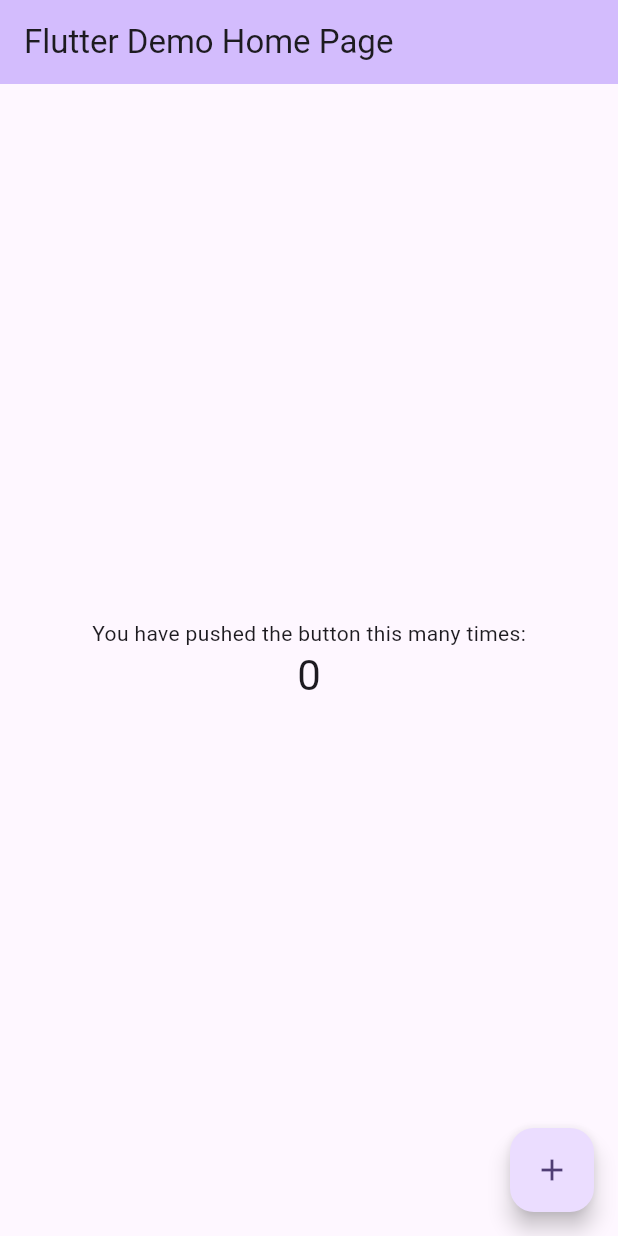
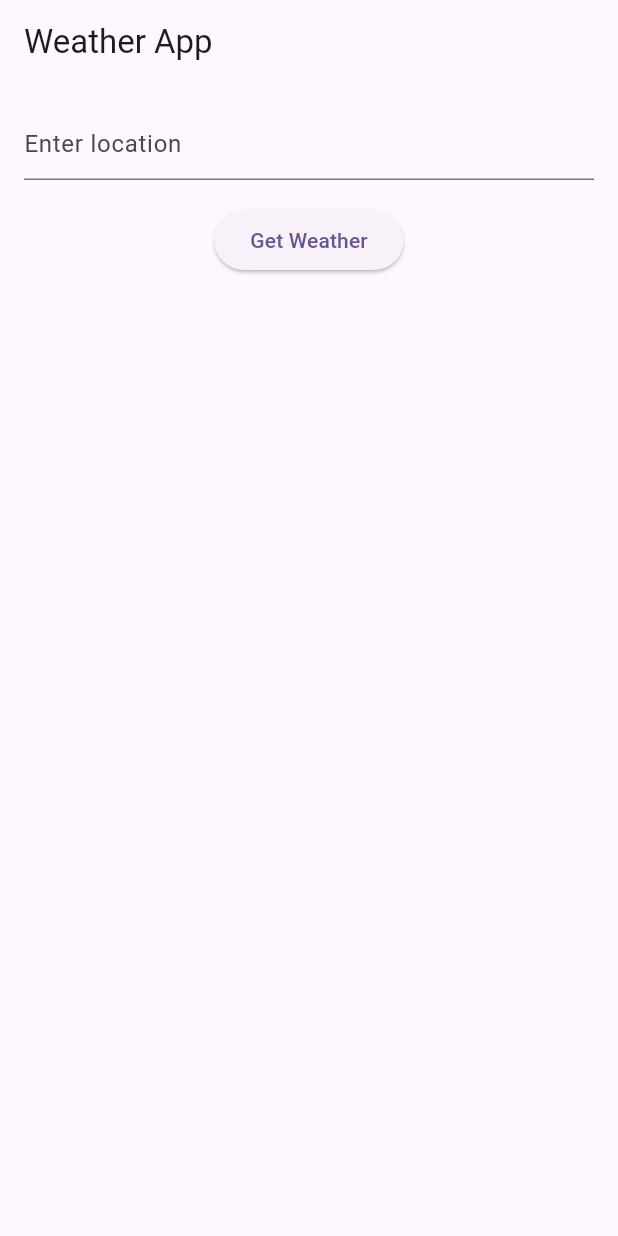
Before and after one commit to Dipak4523/WeatherApp, a Flutter app: the screen it shows after launch, on a phone screen of 412 x 824 dp. Run offline on Flutter 3.47's test engine with Material 3 defaults, Android fonts, the phone set to English and light mode, and no system bars; our stand-ins replace flutter_bloc; missing offline and left inert: dart:js_interop.

Commit message:
-implementation weather api

```diff
--- /dev/null
+++ b/lib/bloc/weather_bloc.dart
@@ -0,0 +1,49 @@
+import 'package:flutter_bloc/flutter_bloc.dart';
+import 'package:weather_app/model/error_model.dart';
+import 'package:weather_app/model/weather_model.dart';
+import 'package:weather_app/repository/weather_repository.dart';
+
+abstract class WeatherEvent {}
+
+class GetWeather extends WeatherEvent {
+  final String location;
+  GetWeather({required this.location});
+}
+
+abstract class WeatherState {}
+
+class WeatherInitial extends WeatherState {}
+
+class WeatherLoading extends WeatherState {}
+
+class WeatherError extends WeatherState {
+  final ErrorHandler errorHandler;
+  WeatherError(this.errorHandler);
+}
+
+class WeatherLoaded extends WeatherState {
+  WeatherLoaded(this.weather);
+  final WeatherModel weather;
+}
+
+class WeatherBloc extends Bloc<WeatherEvent, WeatherState> {
+  WeatherBloc(this.weatherRepository) : super(WeatherInitial()) {
+    on<GetWeather>(_onWeatherRequested);
+  }
+
+  final WeatherRepository weatherRepository;
+
+  void _onWeatherRequested(GetWeather event, Emitter<WeatherState> emit) async {
+    emit(WeatherLoading());
+    try {
+      final weather = await weatherRepository.getWeather(event.location);
+      if (weather is WeatherModel) {
+        emit(WeatherLoaded(weather));
+      } else {
+        emit(WeatherError(weather));
+      }
+    } catch (e) {
+      emit(WeatherError(ErrorHandler(cod: '404', message: e.toString())));
+    }
+  }
+}
--- /dev/null
+++ b/lib/data/api_endpoints.dart
@@ -0,0 +1,5 @@
+class APIENDPOINTS{
+ // https://api.openweathermap.org/data/2.5/weather?
+  static String baseUrl = 'https://api.openweathermap.org/data/2.5/';
+  static String APP_ID = '60116f93fad327356216e10e741fda13';
+}
--- a/lib/main.dart
+++ b/lib/main.dart
@@ -1,7 +1,18 @@
 import 'package:flutter/material.dart';
+import 'package:flutter_bloc/flutter_bloc.dart';
+import 'package:weather_app/bloc/weather_bloc.dart';
+import 'package:weather_app/pages/weather_screen.dart';
+import 'package:weather_app/repository/weather_repository.dart';
 
 void main() {
-  runApp(const MyApp());
+  runApp(MultiBlocProvider(
+      providers: [
+        BlocProvider<WeatherBloc>(
+          create: (context) =>
+              WeatherBloc(WeatherRepository()),
+        ),
+      ],
+      child: const MyApp()));
 }
 
 class MyApp extends StatelessWidget {
@@ -13,113 +24,10 @@ class MyApp extends StatelessWidget {
     return MaterialApp(
       title: 'Flutter Demo',
       theme: ThemeData(
-        // This is the theme of your application.
-        //
-        // TRY THIS: Try running your application with "flutter run". You'll see
-        // the application has a purple toolbar. Then, without quitting the app,
-        // try changing the seedColor in the colorScheme below to Colors.green
-        // and then invoke "hot reload" (save your changes or press the "hot
-        // reload" button in a Flutter-supported IDE, or press "r" if you used
-        // the command line to start the app).
-        //
-        // Notice that the counter didn't reset back to zero; the application
-        // state is not lost during the reload. To reset the state, use hot
-        // restart instead.
-        //
-        // This works for code too, not just values: Most code changes can be
-        // tested with just a hot reload.
         colorScheme: ColorScheme.fromSeed(seedColor: Colors.deepPurple),
         useMaterial3: true,
       ),
-      home: const MyHomePage(title: 'Flutter Demo Home Page'),
+      home: WeatherScreen(),
     );
   }
 }
-
-class MyHomePage extends StatefulWidget {
-  const MyHomePage({super.key, required this.title});
-
-  // This widget is the home page of your application. It is stateful, meaning
-  // that it has a State object (defined below) that contains fields that affect
-  // how it looks.
-
-  // This class is the configuration for the state. It holds the values (in this
-  // case the title) provided by the parent (in this case the App widget) and
-  // used by the build method of the State. Fields in a Widget subclass are
-  // always marked "final".
-
-  final String title;
-
-  @override
-  State<MyHomePage> createState() => _MyHomePageState();
-}
-
-class _MyHomePageState extends State<MyHomePage> {
-  int _counter = 0;
-
-  void _incrementCounter() {
-    setState(() {
-      // This call to setState tells the Flutter framework that something has
-      // changed in this State, which causes it to rerun the build method below
-      // so that the display can reflect the updated values. If we changed
-      // _counter without calling setState(), then the build method would not be
-      // called again, and so nothing would appear to happen.
-      _counter++;
-    });
-  }
-
-  @override
-  Widget build(BuildContext context) {
-    // This method is rerun every time setState is called, for instance as done
-    // by the _incrementCounter method above.
-    //
-    // The Flutter framework has been optimized to make rerunning build methods
-    // fast, so that you can just rebuild anything that needs updating rather
-    // than having to individually change instances of widgets.
-    return Scaffold(
-      appBar: AppBar(
-        // TRY THIS: Try changing the color here to a specific color (to
-        // Colors.amber, perhaps?) and trigger a hot reload to see the AppBar
-        // change color while the other colors stay the same.
-        backgroundColor: Theme.of(context).colorScheme.inversePrimary,
-        // Here we take the value from the MyHomePage object that was created by
-        // the App.build method, and use it to set our appbar title.
-        title: Text(widget.title),
-      ),
-      body: Center(
-        // Center is a layout widget. It takes a single child and positions it
-        // in the middle of the parent.
-        child: Column(
-          // Column is also a layout widget. It takes a list of children and
-          // arranges them vertically. By default, it sizes itself to fit its
-          // children horizontally, and tries to be as tall as its parent.
-          //
-          // Column has various properties to control how it sizes itself and
-          // how it positions its children. Here we use mainAxisAlignment to
-          // center the children vertically; the main axis here is the vertical
-          // axis because Columns are vertical (the cross axis would be
-          // horizontal).
-          //
-          // TRY THIS: Invoke "debug painting" (choose the "Toggle Debug Paint"
-          // action in the IDE, or press "p" in the console), to see the
-          // wireframe for each widget.
-          mainAxisAlignment: MainAxisAlignment.center,
-          children: <Widget>[
-            const Text(
-              'You have pushed the button this many times:',
-            ),
-            Text(
-              '$_counter',
-              style: Theme.of(context).textTheme.headlineMedium,
-            ),
-          ],
-        ),
-      ),
-      floatingActionButton: FloatingActionButton(
-        onPressed: _incrementCounter,
-        tooltip: 'Increment',
-        child: const Icon(Icons.add),
-      ), // This trailing comma makes auto-formatting nicer for build methods.
-    );
-  }
-}
--- /dev/null
+++ b/lib/model/error_model.dart
@@ -0,0 +1,18 @@
+class ErrorHandler {
+  String? cod;
+  String? message;
+
+  ErrorHandler({this.cod, this.message});
+
+  ErrorHandler.fromJson(Map<String, dynamic> json) {
+    cod = json['cod'];
+    message = json['message'];
+  }
+
+  Map<String, dynamic> toJson() {
+    final Map<String, dynamic> data = <String, dynamic>{};
+    data['cod'] = cod;
+    data['message'] = message;
+    return data;
+  }
+}
--- /dev/null
+++ b/lib/pages/weather_screen.dart
@@ -0,0 +1,115 @@
+import 'package:flutter/cupertino.dart';
+import 'package:flutter/material.dart';
+import 'package:flutter/widgets.dart';
+import 'package:flutter_bloc/flutter_bloc.dart';
+import 'package:weather_app/bloc/weather_bloc.dart';
+import 'package:weather_app/model/weather_model.dart';
+
+import '../repository/weather_repository.dart';
+
+class WeatherScreen extends StatefulWidget {
+  @override
+  _WeatherScreenState createState() => _WeatherScreenState();
+}
+class _WeatherScreenState extends State<WeatherScreen> {
+  final _locationController = TextEditingController();
+// final _weatherBloc = WeatherBloc(WeatherRepository());
+  WeatherBloc? _weatherBloc;
+
+  @override
+  Widget build(BuildContext context) {
+    _weatherBloc = BlocProvider.of<WeatherBloc>(context);
+    return  Scaffold(
+      appBar: AppBar(
+        title: const Text("Weather App"),
+      ),
+      body: Container(
+        padding: const EdgeInsets.all(16),
+        child: Column(
+          children: [
+            TextField(
+              controller: _locationController,
+              decoration: const InputDecoration(
+                hintText: "Enter location",
+              ),
+            ),
+            const SizedBox(height: 16),
+            ElevatedButton(
+              onPressed: () {
+                _weatherBloc?.add(GetWeather(location: _locationController.text));
+              },
+              child: const Text("Get Weather"),
+            ),
+            const SizedBox(height: 16),
+            Expanded(
+              child: BlocBuilder<WeatherBloc, WeatherState>(
+                bloc: _weatherBloc,
+                builder: (context, state) {
+                  if (state is WeatherLoading) {
+                    return const Center(child: CircularProgressIndicator());
+                  }
+                  if (state is WeatherLoaded) {
+                    var weather = state.weather.weather?.first;
+                    var weatherTemp = state.weather.weatherTemp;
+                    var wind = state.weather.wind;
+                    return Column(
+                      mainAxisAlignment: MainAxisAlignment.center,
+                      crossAxisAlignment: CrossAxisAlignment.center,
+                      mainAxisSize: MainAxisSize.min,
+                      children: [
+                        Text("${(state.weather.name)},${state.weather.systemInfo?.country}",style: TextStyle(fontSize: 16),),
+                        const SizedBox(height: 8),
+                        Image.network('https://openweathermap.org/img/wn/${weather?.icon}@2x.png'),
+                        const SizedBox(height: 8),
+                        Text("${(weatherTemp?.temp?.toStringAsFixed(2))} \u2103"),
+                        const SizedBox(height: 8),
+                        Column(
+                          mainAxisSize: MainAxisSize.min,
+                          crossAxisAlignment: CrossAxisAlignment.start,
+                          mainAxisAlignment: MainAxisAlignment.start,
+                          children: [
+                            designWeatherSubField('Feels like','${weatherTemp?.feelsLike} \u2103'),
+                            designWeatherSubField('Humidity','${weatherTemp?.humidity}'),
+                            designWeatherSubField('wind','${wind?.speed}'),
+                          ],
+                        )
+                      ],
+                    );
+                  }
+                  if (state is WeatherError) {
+                    return Center(child: Text('${state.errorHandler.message}'));
+                  }
+                  return Container();
+                },
+              ),
+            ),
+          ],
+        ),
+      ),
+    );
+  }
+
+  Widget designWeatherSubField(String titleName,String value){
+    return Row(
+      mainAxisSize: MainAxisSize.min,
+          crossAxisAlignment: CrossAxisAlignment.center,
+          mainAxisAlignment: MainAxisAlignment.center,
+          children: [
+            Text(titleName),
+            SizedBox(width: 10,),
+            Text(value),
+          ],
+    );
+  }
+
+
+
+
+
+
+  @override
+  void dispose() {
+    _weatherBloc?.close();
+    super.dispose();
+  }
+}
--- /dev/null
+++ b/lib/repository/weather_repository.dart
@@ -0,0 +1,19 @@
+import 'dart:convert';
+import 'dart:js_interop';
+
+import 'package:weather_app/data/api_endpoints.dart';
+import 'package:weather_app/model/error_model.dart';
+import 'package:weather_app/model/weather_model.dart';
+import 'package:http/http.dart' as http;
+
+class WeatherRepository {
+  Future<dynamic> getWeather(String location) async {
+    final response = await http.get(Uri.parse("${APIENDPOINTS.baseUrl}weather?q=$location&units=metric&APPID=${APIENDPOINTS.APP_ID}"));
+    if (response.statusCode == 200) {
+      return WeatherModel.fromJson(jsonDecode(response.body.toString()));
+    } else {
+      return ErrorHandler.fromJson(jsonDecode(response.body.toString()));
+      //throw Exception("Failed to get weather");
+    }
+  }
+}
```
Also changed, not shown: lib/model/weather_model.dart (added, +137 -0 lines), pubspec.yaml (+4 -35 lines), 1 other file.
